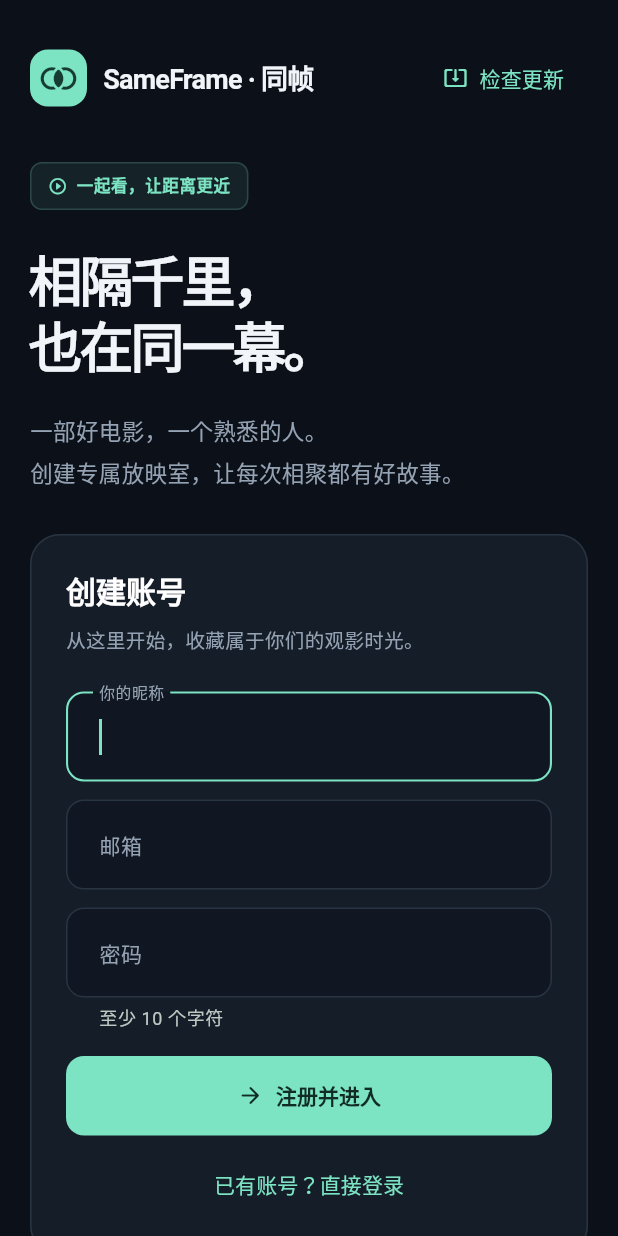
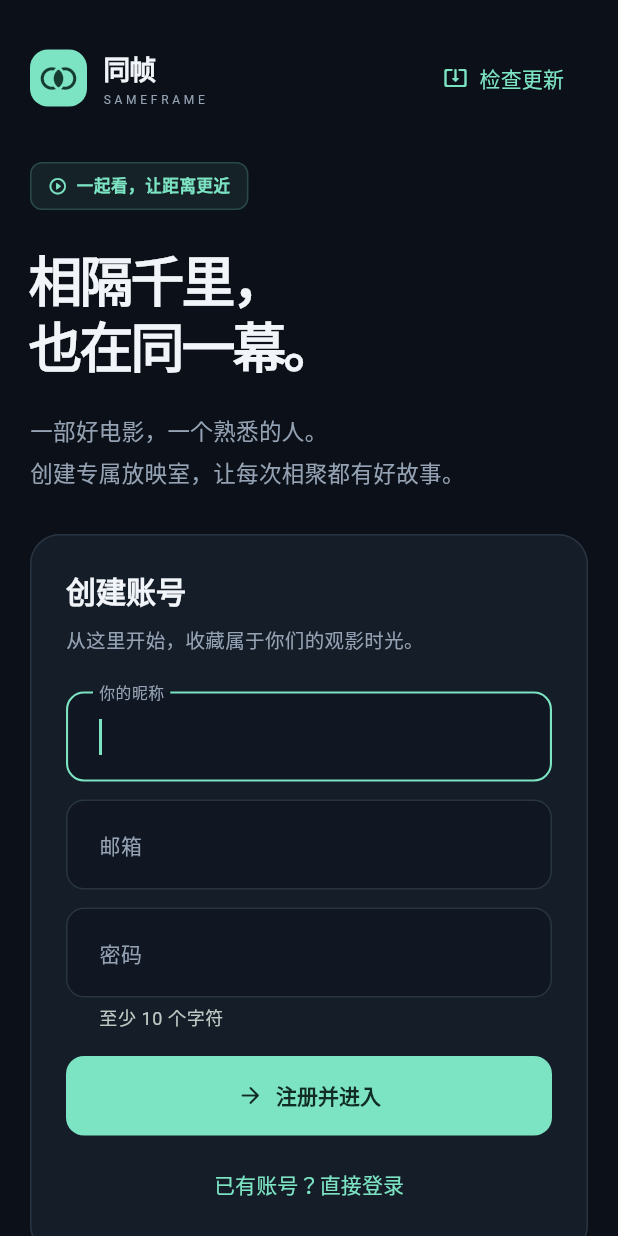
Before and after one commit to kawaiilord/devbox, a Flutter app: the screen it shows after launch, on a phone screen of 412 x 824 dp. Run offline on Flutter 3.47's test engine with Material 3 defaults, Android fonts, the light colour scheme and no system bars; our stand-ins replace flutter_secure_storage, package_info_plus, shared_preferences; missing offline and left inert: cryptography, file_selector, flutter_webrtc, media_kit, media_kit_video; accounts and stored records are empty.

Commit message:
fix: improve dark theme contrast and mobile navigation

```diff
--- a/client/lib/src/design.dart
+++ b/client/lib/src/design.dart
@@ -32,22 +32,26 @@ ThemeData frameTheme() {
     scaffoldBackgroundColor: FrameColors.background,
     textTheme: base.textTheme.copyWith(
       headlineLarge: const TextStyle(
+        color: FrameColors.text,
         fontSize: 34,
         fontWeight: FontWeight.w700,
         height: 1.3,
         letterSpacing: -1,
       ),
       headlineSmall: const TextStyle(
+        color: FrameColors.text,
         fontSize: 25,
         fontWeight: FontWeight.w700,
         height: 1.4,
       ),
       titleLarge: const TextStyle(
+        color: FrameColors.text,
         fontSize: 20,
         fontWeight: FontWeight.w600,
         height: 1.4,
       ),
       titleMedium: const TextStyle(
+        color: FrameColors.text,
         fontSize: 16,
         fontWeight: FontWeight.w600,
         height: 1.4,
@@ -69,7 +73,11 @@ ThemeData frameTheme() {
       elevation: 0,
       scrolledUnderElevation: 0,
       toolbarHeight: 76,
-      titleTextStyle: TextStyle(fontSize: 20, fontWeight: FontWeight.w600),
+      titleTextStyle: TextStyle(
+        fontSize: 20,
+        fontWeight: FontWeight.w600,
+        color: FrameColors.text,
+      ),
     ),
     cardTheme: CardThemeData(
       color: FrameColors.surface,
--- a/client/lib/src/screens/lobby_layout.dart
+++ b/client/lib/src/screens/lobby_layout.dart
@@ -64,7 +64,11 @@ class LobbyLayout extends StatelessWidget {
                     children: [
                       Row(
                         children: [
-                          const Expanded(child: FrameBrand()),
+                          Expanded(
+                            child: FrameBrand(
+                              compact: constraints.maxWidth < 420,
+                            ),
+                          ),
                           TextButton.icon(
                             onPressed: onUpdates,
                             icon: const Icon(
@@ -139,7 +143,7 @@ class LobbyLayout extends StatelessWidget {
             ? null
             : Drawer(
                 backgroundColor: FrameColors.background,
-                child: SafeArea(child: _navigation(context)),
+                child: SafeArea(child: _navigation(context, closeDrawer: true)),
               ),
         body: SafeArea(
           child: Row(
@@ -299,7 +303,15 @@ class LobbyLayout extends StatelessWidget {
     },
   );
 
-  Widget _navigation(BuildContext context) => Container(
+  void _navigate(BuildContext context, VoidCallback action, bool closeDrawer) {
+    if (closeDrawer) Navigator.of(context).pop();
+    action();
+  }
+
+  Widget _navigation(
+    BuildContext context, {
+    bool closeDrawer = false,
+  }) => Container(
     decoration: const BoxDecoration(
       color: Color(0xFF101720),
       border: Border(right: BorderSide(color: FrameColors.border)),
@@ -369,7 +381,8 @@ class LobbyLayout extends StatelessWidget {
                     destinations[i].label,
                     style: const TextStyle(fontSize: 13),
                   ),
-                  onTap: destinations[i].onTap,
+                  onTap: () =>
+                      _navigate(context, destinations[i].onTap, closeDrawer),
                 ),
               ],
               ListTile(
@@ -380,14 +393,14 @@ class LobbyLayout extends StatelessWidget {
                   color: FrameColors.muted,
                 ),
                 title: const Text('安全更新', style: TextStyle(fontSize: 13)),
-                onTap: onUpdates,
+                onTap: () => _navigate(context, onUpdates, closeDrawer),
               ),
               const SizedBox(height: 24),
               Card(
                 color: const Color(0xFF25271F),
                 child: InkWell(
                   borderRadius: BorderRadius.circular(20),
-                  onTap: onMembership,
+                  onTap: () => _navigate(context, onMembership, closeDrawer),
                   child: const Padding(
                     padding: EdgeInsets.all(18),
                     child: Column(
@@ -458,7 +471,7 @@ class LobbyLayout extends StatelessWidget {
                 ),
               ),
               IconButton(
-                onPressed: onLogout,
+                onPressed: () => _navigate(context, onLogout, closeDrawer),
                 tooltip: '退出登录',
                 icon: const Icon(
                   Icons.logout_rounded,
```
Also changed, not shown: client/lib/src/screens/membership_page.dart (+12 -2 lines).
